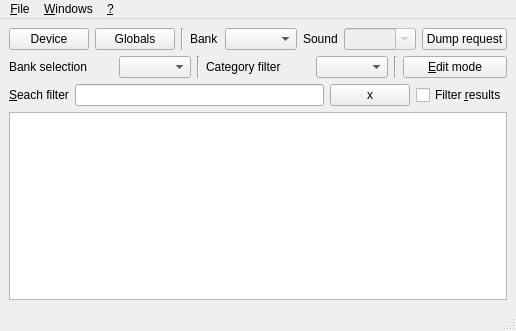
The window that bigglesworth/main.ui (MaurizioB/Bigglesworth) describes before a commit, drawn with Qt 5.
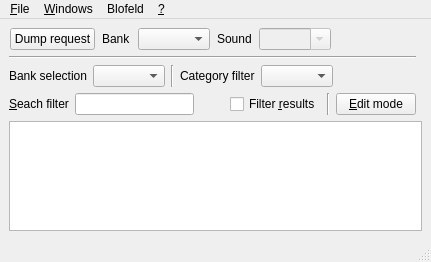
The same window after the commit.

What changed in the file:
```diff
--- a/bigglesworth/main.ui
+++ b/bigglesworth/main.ui
@@ -6,8 +6,8 @@
    <rect>
     <x>0</x>
     <y>0</y>
-    <width>477</width>
-    <height>331</height>
+    <width>431</width>
+    <height>262</height>
    </rect>
   </property>
   <property name="windowTitle">
@@ -18,23 +18,15 @@
     <item row="0" column="0">
      <layout class="QHBoxLayout" name="horizontalLayout_2">
       <item>
-       <widget class="QPushButton" name="device_btn">
-        <property name="text">
-         <string>Device</string>
+       <widget class="QPushButton" name="dump_btn">
+        <property name="sizePolicy">
+         <sizepolicy hsizetype="Maximum" vsizetype="Fixed">
+          <horstretch>0</horstretch>
+          <verstretch>0</verstretch>
+         </sizepolicy>
         </property>
-       </widget>
-      </item>
-      <item>
-       <widget class="QPushButton" name="globals_btn">
         <property name="text">
-         <string>Globals</string>
-        </property>
-       </widget>
-      </item>
-      <item>
-       <widget class="Line" name="line_2">
-        <property name="orientation">
-         <enum>Qt::Vertical</enum>
+         <string>Dump request</string>
         </property>
        </widget>
       </item>
@@ -93,16 +85,9 @@
         </property>
        </widget>
       </item>
-      <item>
-       <widget class="QPushButton" name="dump_btn">
-        <property name="text">
-         <string>Dump request</string>
-        </property>
-       </widget>
-      </item>
      </layout>
     </item>
-    <item row="1" column="0">
+    <item row="2" column="0">
      <layout class="QHBoxLayout" name="horizontalLayout">
       <item>
        <widget class="QLabel" name="label">
@@ -151,26 +136,9 @@
         </property>
        </widget>
       </item>
-      <item>
-       <widget class="Line" name="line_3">
-        <property name="orientation">
-         <enum>Qt::Vertical</enum>
-        </property>
-       </widget>
-      </item>
-      <item>
-       <widget class="QPushButton" name="edit_btn">
-        <property name="text">
-         <string>&amp;Edit mode</string>
-        </property>
-        <property name="checkable">
-         <bool>true</bool>
-        </property>
-       </widget>
-      </item>
      </layout>
     </item>
-    <item row="2" column="0">
+    <item row="3" column="0" colspan="2">
      <layout class="QHBoxLayout" name="horizontalLayout_3">
       <item>
        <widget class="QLabel" name="label_5">
@@ -183,15 +151,37 @@
        </widget>
       </item>
       <item>
-       <widget class="QLineEdit" name="search_edit"/>
+       <widget class="QLineEdit" name="search_edit">
+        <property name="minimumSize">
+         <size>
+          <width>100</width>
+          <height>0</height>
+         </size>
+        </property>
+       </widget>
       </item>
       <item>
        <widget class="QPushButton" name="search_clear_btn">
+        <property name="sizePolicy">
+         <sizepolicy hsizetype="Maximum" vsizetype="Fixed">
+          <horstretch>0</horstretch>
+          <verstretch>0</verstretch>
+         </sizepolicy>
+        </property>
+        <property name="maximumSize">
+         <size>
+          <width>24</width>
+          <height>16777215</height>
+         </size>
+        </property>
         <property name="toolTip">
          <string>Clear filter</string>
         </property>
         <property name="text">
-         <string>x</string>
+         <string/>
+        </property>
+        <property name="flat">
+         <bool>true</bool>
         </property>
        </widget>
       </item>
@@ -202,9 +192,26 @@
         </property>
        </widget>
       </item>
+      <item>
+       <widget class="Line" name="line_3">
+        <property name="orientation">
+         <enum>Qt::Vertical</enum>
+        </property>
+       </widget>
+      </item>
+      <item>
+       <widget class="QPushButton" name="edit_btn">
+        <property name="text">
+         <string>&amp;Edit mode</string>
+        </property>
+        <property name="checkable">
+         <bool>true</bool>
+        </property>
+       </widget>
+      </item>
      </layout>
     </item>
-    <item row="3" column="0">
+    <item row="4" column="0" colspan="3">
      <widget class="QTableView" name="blofeld_sounds_table">
       <property name="editTriggers">
        <set>QAbstractItemView::NoEditTriggers</set>
@@ -235,6 +242,29 @@
       </attribute>
      </widget>
     </item>
+    <item row="2" column="1">
+     <spacer name="horizontalSpacer">
+      <property name="orientation">
+       <enum>Qt::Horizontal</enum>
+      </property>
+      <property name="sizeType">
+       <enum>QSizePolicy::MinimumExpanding</enum>
+      </property>
+      <property name="sizeHint" stdset="0">
+       <size>
+        <width>40</width>
+        <height>20</height>
+       </size>
+      </property>
+     </spacer>
+    </item>
+    <item row="1" column="0" colspan="2">
+     <widget class="Line" name="line_2">
+      <property name="orientation">
+       <enum>Qt::Horizontal</enum>
+      </property>
+     </widget>
+    </item>
    </layout>
   </widget>
   <widget class="QMenuBar" name="menubar">
@@ -242,7 +272,7 @@
     <rect>
      <x>0</x>
      <y>0</y>
-     <width>477</width>
+     <width>431</width>
      <height>17</height>
     </rect>
    </property>
@@ -273,8 +303,16 @@
     <addaction name="separator"/>
     <addaction name="aboutQtAction"/>
    </widget>
+   <widget class="QMenu" name="menuBlofeld">
+    <property name="title">
+     <string>Blofeld</string>
+    </property>
+    <addaction name="deviceAction"/>
+    <addaction name="globalsAction"/>
+   </widget>
    <addaction name="menuFile"/>
    <addaction name="menu_Windows"/>
+   <addaction name="menuBlofeld"/>
    <addaction name="menu"/>
   </widget>
   <widget class="QStatusBar" name="statusbar"/>
```
Left out of the diff: 16 changed lines with no effect on the pictures.
